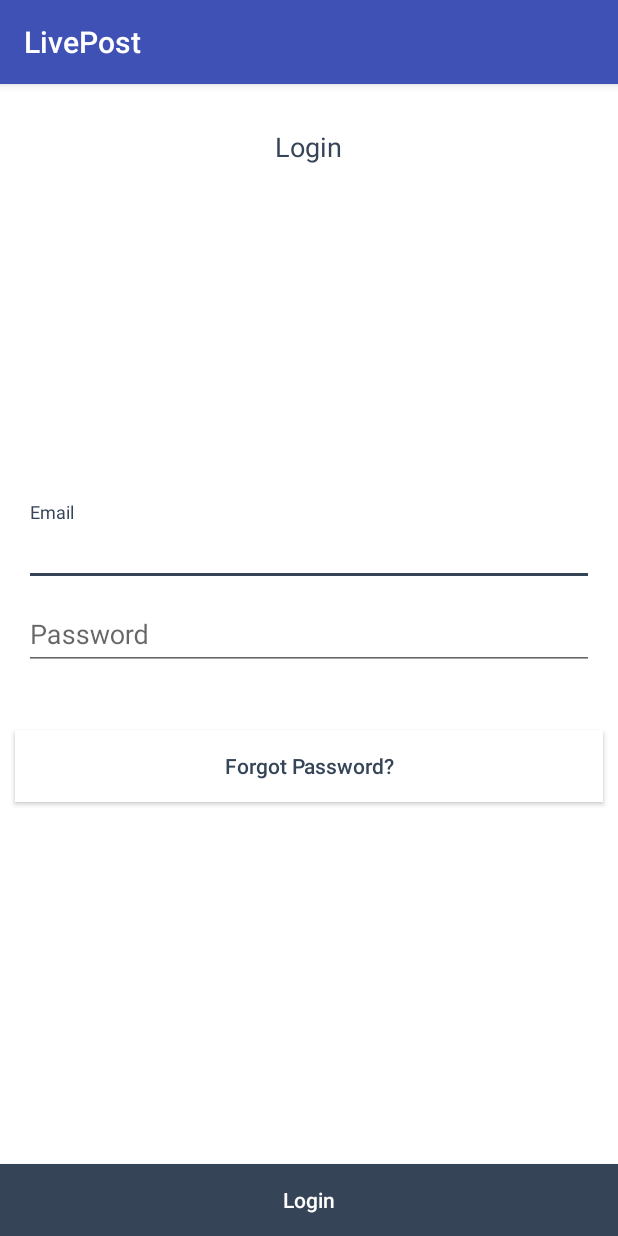
After one commit to javiergzz/android-app, an Android app: the fragment LPLoginFragment shown on its own in the app's theme, on a phone screen of 412 x 824 dp. The commit adds this screen. Run offline under Robolectric (Android 15) with nearby library versions, the phone set to English and light mode, and no system bars; our stand-ins replace Volley.

Commit message:
LP Login

```diff
--- a/app/src/main/java/com/grahm/livepost/adapters/ProfilePagerAdapter.java
+++ b/app/src/main/java/com/grahm/livepost/adapters/ProfilePagerAdapter.java
@@ -4,6 +4,7 @@ import android.support.v4.app.Fragment;
 import android.support.v4.app.FragmentManager;
 import android.support.v4.app.FragmentStatePagerAdapter;
 
+import com.grahm.livepost.fragments.LPLoginFragment;
 import com.grahm.livepost.fragments.LoginFragment;
 import com.grahm.livepost.fragments.NameFragment;
 import com.grahm.livepost.fragments.ProfilePictureFragment;
@@ -34,6 +35,8 @@ public class ProfilePagerAdapter extends FragmentStatePagerAdapter {
                 return new NameFragment().newInstance(mListener);
             case 3:
                 return new SignUpFragment().newInstance(mListener);
+            case 4:
+                return new LPLoginFragment().newInstance();
             default:
                 return new LoginFragment();
         }
--- /dev/null
+++ b/app/src/main/java/com/grahm/livepost/fragments/LPLoginFragment.java
@@ -0,0 +1,137 @@
+package com.grahm.livepost.fragments;
+
+import android.content.Context;
+import android.os.Bundle;
+import android.support.v4.app.Fragment;
+import android.text.TextUtils;
+import android.util.Log;
+import android.view.LayoutInflater;
+import android.view.View;
+import android.view.View.OnClickListener;
+import android.view.ViewGroup;
+import android.widget.Button;
+import android.widget.EditText;
+
+import com.android.volley.RequestQueue;
+import com.android.volley.Response;
+import com.android.volley.VolleyError;
+import com.android.volley.toolbox.JsonObjectRequest;
+import com.android.volley.toolbox.Volley;
+import com.grahm.livepost.R;
+import com.grahm.livepost.objects.User;
+import com.grahm.livepost.ui.Controls;
+
+import org.json.JSONObject;
+
+import java.util.HashMap;
+import java.util.Map;
+
+public class LPLoginFragment extends Fragment {
+
+    private static final String TAG_CLASS = "LPLoginFragment";
+    private static final int PASS_MIN_LENGTH = 6;
+    private EditText txtEmail;
+    private EditText txtPassword;
+    private User mUser = new User();
+    private OnClickListener loginListener = new OnClickListener() {
+        @Override
+        public void onClick(View v) {
+            if(!attemptLogin()){
+                mUser.setEmail(txtEmail.getText().toString());
+                mUser.setPassword((txtPassword.getText().toString()));
+                doLogin();
+            }
+        }
+    };
+
+    public LPLoginFragment() {
+
+    }
+
+    public static LPLoginFragment newInstance() {
+        return new LPLoginFragment();
+    }
+
+    @Override
+    public void onCreate(Bundle savedInstanceState) {
+        super.onCreate(savedInstanceState);
+    }
+
+    @Override
+    public View onCreateView(LayoutInflater inflater, ViewGroup container,
+                             Bundle savedInstanceState) {
+        View view = inflater.inflate(R.layout.fragment_lplogin, container, false);
+        txtEmail = (EditText) view.findViewById(R.id.txt_email);
+        txtPassword = (EditText) view.findViewById(R.id.txt_password);
+        Button btnLogin = (Button) view.findViewById(R.id.btn_login);
+        btnLogin.setOnClickListener(loginListener);
+        return view;
+    }
+
+    private boolean attemptLogin(){
+        txtEmail.setError(null);
+        txtPassword.setError(null);
+
+        String email = txtEmail.getText().toString();
+        String password = txtPassword.getText().toString();
+        boolean cancel = false;
+        View focusView = null;
+
+        // Check for a valid email address.
+        if (TextUtils.isEmpty(email)) {
+            txtEmail.setError("This field is required");
+        } else if (!isEmailValid(email)) {
+            txtEmail.setError("This email address is invalid");
+            focusView = txtEmail;
+            cancel = true;
+        }
+
+        // Check for a valid password, if the user entered one.
+        if (!TextUtils.isEmpty(password) && !isPasswordValid(password)) {
+            txtPassword.setError("This password is too short");
+            focusView = txtPassword;
+            cancel = true;
+        }
+
+        if (cancel) {
+            focusView.requestFocus();
+        }
+        return cancel;
+    }
+
+    private boolean isEmailValid(String email) {
+        if (email == null) {
+            return false;
+        } else {
+            return android.util.Patterns.EMAIL_ADDRESS.matcher(email).matches();
+        }
+    }
+
+    private boolean isPasswordValid(String password) {
+        return password.length() > PASS_MIN_LENGTH;
+    }
+
+    private void doLogin(){
+        Controls.createDialog(getActivity(), "Loading...", false);
+        RequestQueue queue = Volley.newRequestQueue(getActivity());
+        String url = "http://rest-livepost-dev.herokuapp.com/v1/login";
+        Map<String,String> params = new HashMap<String, String>();
+        params.put("email",mUser.getEmail().toString().toLowerCase());
+        params.put("password", mUser.getPassword());
+        JSONObject json = new JSONObject(params);
+        JsonObjectRequest request = new JsonObjectRequest(url, json, new Response.Listener<JSONObject>() {
+            @Override
+            public void onResponse(JSONObject response) {
+                Log.i(TAG_CLASS, response.toString());
+                Controls.dismissDialog();
+            }
+        }, new Response.ErrorListener() {
+            @Override
+            public void onErrorResponse(VolleyError error) {
+                Controls.dismissDialog();
+            }
+        });
+        Controls.setDialogMessage("Loading...");
+        queue.add(request);
+    }
+}
--- /dev/null
+++ b/app/src/main/res/layout/fragment_lplogin.xml
@@ -0,0 +1,97 @@
+<FrameLayout xmlns:android="http://schemas.android.com/apk/res/android"
+    xmlns:tools="http://schemas.android.com/tools"
+    android:layout_width="match_parent"
+    android:layout_height="match_parent"
+    tools:context="com.grahm.livepost.fragments.LPLoginFragment">
+
+
+    <RelativeLayout xmlns:android="http://schemas.android.com/apk/res/android"
+        xmlns:tools="http://schemas.android.com/tools"
+        android:layout_width="match_parent"
+        android:layout_height="match_parent"
+        android:background="#ffffff">
+
+        <TextView
+            android:layout_width="wrap_content"
+            android:layout_height="wrap_content"
+            android:layout_centerHorizontal="true"
+            android:layout_marginTop="29dp"
+            android:text="Login"
+            android:textColor="#364457"
+            android:textSize="18dp" />
+
+        <LinearLayout
+            android:layout_width="match_parent"
+            android:layout_height="wrap_content"
+            android:layout_centerInParent="true"
+            android:orientation="vertical">
+
+            <android.support.design.widget.TextInputLayout
+                android:layout_width="match_parent"
+                android:layout_height="wrap_content">
+
+                <AutoCompleteTextView
+                    android:id="@+id/txt_email"
+                    android:layout_width="match_parent"
+                    android:layout_height="wrap_content"
+                    android:layout_marginLeft="16dp"
+                    android:layout_marginRight="16dp"
+                    android:hint="Email"
+                    android:inputType="textEmailAddress"
+                    android:maxLines="1"
+                    android:singleLine="true" />
+
+            </android.support.design.widget.TextInputLayout>
+
+            <android.support.design.widget.TextInputLayout
+                android:layout_width="match_parent"
+                android:layout_height="wrap_content">
+
+                <EditText
+                    android:id="@+id/txt_password"
+                    android:layout_width="match_parent"
+                    android:layout_height="wrap_content"
+                    android:layout_marginTop="20dp"
+                    android:layout_marginLeft="16dp"
+                    android:layout_marginRight="16dp"
+                    android:hint="Password"
+                    android:imeActionId="@+id/login"
+                    android:imeActionLabel="Sign in"
+                    android:imeOptions="actionUnspecified"
+                    android:inputType="textPassword"
+                    android:maxLines="1"
+                    android:singleLine="true" />
+
+            </android.support.design.widget.TextInputLayout>
+
+            <Button
+                android:layout_width="match_parent"
+                android:layout_height="wrap_content"
+                android:layout_above="@+id/btn_done"
+                android:layout_marginBottom="10dp"
+                android:layout_marginLeft="10dp"
+                android:layout_marginRight="10dp"
+                android:layout_marginTop="40dp"
+                android:text="Forgot Password?"
+                android:textColor="#364457"
+                android:background="#FFFFFF"
+                android:textAlignment="center"
+                android:shadowColor="#FFFFFF"
+                android:textAllCaps="false"/>
+        </LinearLayout>
+
+
+        <Button
+            android:id="@+id/btn_login"
+            android:layout_width="match_parent"
+            android:layout_height="wrap_content"
+            android:layout_alignParentBottom="true"
+            android:background="@color/first_dark"
+            android:text="Login"
+            android:textAllCaps="false"
+            android:textColor="#FFFFFF" />
+
+    </RelativeLayout>
+
+
+</FrameLayout>
--- a/build.gradle
+++ b/build.gradle
@@ -7,7 +7,7 @@ buildscript {
     }
     dependencies {
         classpath 'com.google.gms:google-services:3.0.0'
-        classpath 'com.android.tools.build:gradle:2.2.0-alpha3'
+        classpath 'com.android.tools.build:gradle:2.2.0-rc1'
         classpath 'io.fabric.tools:gradle:1.+'
         // NOTE: Do not place your application dependencies here; they belong
         // in the individual module build.gradle files
```
Also changed, not shown: app/build.gradle (+7 -4 lines), app/src/main/java/com/grahm/livepost/activities/Login.java (+22 -5 lines), app/src/main/java/com/grahm/livepost/activities/Onboarding.java (+13 -0 lines), app/src/main/res/layout/fragment_login.xml (+1 -16 lines), gradle/wrapper/gradle-wrapper.properties.
